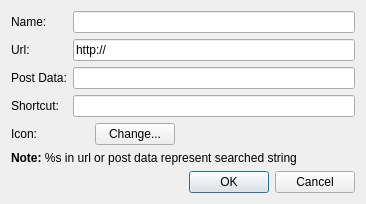
Above: src/lib/opensearch/editsearchengine.ui from tenrok/kclient3 before the change. Below: the same form after it.
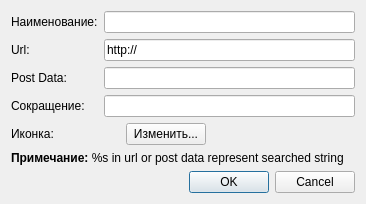
That is the form after the change.

```diff
--- a/src/lib/opensearch/editsearchengine.ui
+++ b/src/lib/opensearch/editsearchengine.ui
@@ -17,7 +17,7 @@
    <item row="0" column="0">
     <widget class="QLabel" name="label">
      <property name="text">
-      <string>Name:</string>
+      <string>Наименование:</string>
      </property>
     </widget>
    </item>
@@ -41,7 +41,7 @@
    <item row="3" column="0">
     <widget class="QLabel" name="label_3">
      <property name="text">
-      <string>Shortcut:</string>
+      <string>Сокращение:</string>
      </property>
     </widget>
    </item>
@@ -51,7 +51,7 @@
    <item row="4" column="0">
     <widget class="QLabel" name="iconLabel">
      <property name="text">
-      <string>Icon:</string>
+      <string>Иконка:</string>
      </property>
     </widget>
    </item>
@@ -80,7 +80,7 @@
       <item>
        <widget class="QPushButton" name="iconFromFile">
         <property name="text">
-         <string>Change...</string>
+         <string>Изменить...</string>
         </property>
        </widget>
       </item>
@@ -103,7 +103,7 @@
    <item row="5" column="0" colspan="2">
     <widget class="QLabel" name="label_4">
      <property name="text">
-      <string>&lt;b&gt;Note: &lt;/b&gt;%s in url or post data represent searched string</string>
+      <string>&lt;b&gt;Примечание: &lt;/b&gt;%s in url or post data represent searched string</string>
      </property>
     </widget>
    </item>
```
